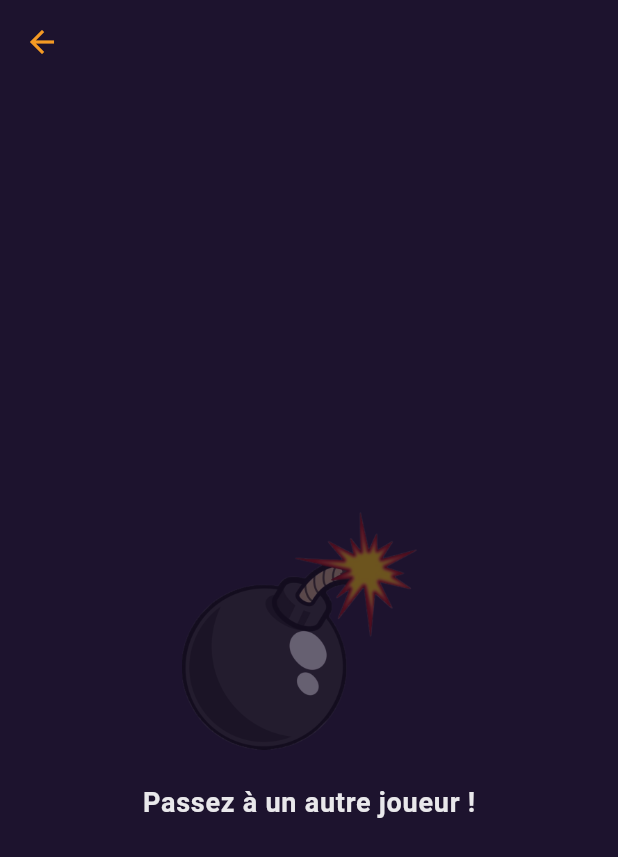
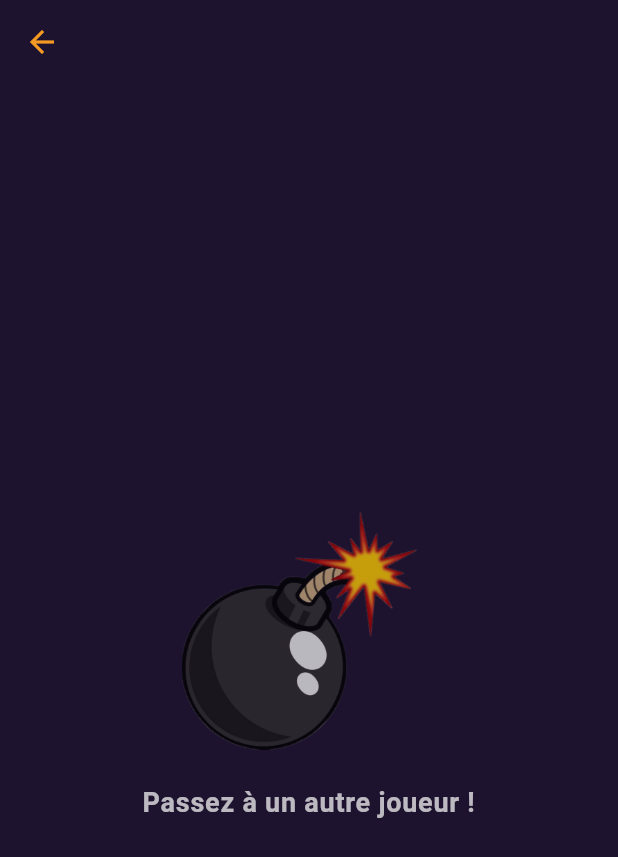
Before and after one commit to DorianDI/DoobleQuest, a Flutter app: the CamilleKazeGamePage screen opened directly, on a phone screen of 412 x 824 dp. Shown: the top 857 px of the screen. Run offline on Flutter 3.47's test engine with Material 3 defaults, Android fonts, the light colour scheme and no system bars; our stand-ins replace audioplayers, sensors_plus.

Commit message:
lègere modification

```diff
--- a/lib/game/camillekaze/game.dart
+++ b/lib/game/camillekaze/game.dart
@@ -25,7 +25,7 @@ class _CamilleKazeGamePageState extends State<CamilleKazeGamePage> {
   final AudioPlayer _tickPlayer = AudioPlayer();
   final AudioPlayer _boomPlayer = AudioPlayer();
   bool _showExplosionFx = false;
-  final String _explodeReason = 'BOUM !';
+  String _explodeReason = 'BOUM !';
 
   bool _running = false;
   bool _exploded = false;
@@ -90,11 +90,14 @@ class _CamilleKazeGamePageState extends State<CamilleKazeGamePage> {
     _stopAll();
     _scheduleTick();
     setState(() {
+      _showExplosionFx = false;
+      _explodeReason = '';
       _exploded = false;
       _running = true;
       _blinkOn = true;
       _elapsedMs = 0;
     });
+
 
     final seconds = widget.minSeconds + _rng.nextInt(widget.maxSeconds - widget.minSeconds + 1);
     _targetMs = seconds * 1000;
@@ -125,6 +128,7 @@ class _CamilleKazeGamePageState extends State<CamilleKazeGamePage> {
     _stopAll();
 
     setState(() {
+      _explodeReason = reason;
       _running = false;
       _exploded = true;
       _showExplosionFx = true;
@@ -142,7 +146,6 @@ class _CamilleKazeGamePageState extends State<CamilleKazeGamePage> {
     await Future.delayed(const Duration(milliseconds: 50));
     if (!mounted) return;
 
-    _showExplodeDialog(reason);
   }
 
   void _showExplodeDialog(String reason) {
@@ -240,9 +243,13 @@ class _CamilleKazeGamePageState extends State<CamilleKazeGamePage> {
         child: Column(
           mainAxisSize: MainAxisSize.min,
           children: [
-            if (!_showExplosionFx)
+            // Zone visuelle (bombe + explosion par-dessus)
+            Stack(
+              alignment: Alignment.center,
+              children: [
+                // Bombe toujours visible (jeu + perdu)
                 AnimatedOpacity(
-                opacity: _blinkOn ? 1.0 : 0.35,
+                  opacity: (!_exploded && _blinkOn) ? 1.0 : 0.75, // un peu grisé en perdu
                   duration: const Duration(milliseconds: 80),
                   child: Image.asset(
                     'assets/img/game/bombe.png',
@@ -252,19 +259,7 @@ class _CamilleKazeGamePageState extends State<CamilleKazeGamePage> {
                   ),
                 ),
 
-            const SizedBox(height: 20),
-
-            if (_running && !_exploded && !_showExplosionFx)
-              Text(
-                'Passez à un autre joueur !',
-                style: TextStyle(
-                  color: Colors.white.withOpacity(0.9),
-                  fontSize: 18,
-                  fontWeight: FontWeight.w600,
-                  letterSpacing: 0.5,
-                ),
-              ),
-
+                // Explosion par-dessus seulement pendant le FX
                 if (_showExplosionFx)
                   TweenAnimationBuilder<double>(
                     tween: Tween(begin: 0.6, end: 1.2),
@@ -277,8 +272,66 @@ class _CamilleKazeGamePageState extends State<CamilleKazeGamePage> {
                       'assets/img/game/explosion.png',
                       width: 260,
                       height: 260,
+                      fit: BoxFit.contain,
                     ),
                   ),
+              ],
+            ),
+
+            const SizedBox(height: 20),
+
+            // Texte en mode jeu
+            if (!_exploded)
+              const Text(
+                'Passez à un autre joueur !',
+                style: TextStyle(
+                  color: Colors.white70,
+                  fontSize: 18,
+                  fontWeight: FontWeight.w600,
+                  letterSpacing: 0.5,
+                ),
+                textAlign: TextAlign.center,
+              ),
+
+            // UI en mode perdu
+            if (_exploded) ...[
+              const Text(
+                'Vous avez perdu 💥',
+                style: TextStyle(
+                  color: Color(0xFFF49A24),
+                  fontSize: 26,
+                  fontWeight: FontWeight.w800,
+                ),
+                textAlign: TextAlign.center,
+              ),
+              const SizedBox(height: 10),
+              Text(
+                _explodeReason,
+                style: const TextStyle(color: Colors.white70, fontSize: 16),
+                textAlign: TextAlign.center,
+              ),
+              const SizedBox(height: 18),
+              Row(
+                mainAxisSize: MainAxisSize.min,
+                children: [
+                  TextButton(
+                    onPressed: _startRound,
+                    child: const Text(
+                      'Rejouer',
+                      style: TextStyle(color: Color(0xFF7C8ED0), fontSize: 18),
+                    ),
+                  ),
+                  const SizedBox(width: 12),
+                  TextButton(
+                    onPressed: () => Navigator.pop(context),
+                    child: const Text(
+                      'Quitter',
+                      style: TextStyle(color: Color(0xFF7C8ED0), fontSize: 18),
+                    ),
+                  ),
+                ],
+              ),
+            ],
           ],
         ),
       ),
```
Lines whose indentation alone changed are shown as unchanged.
